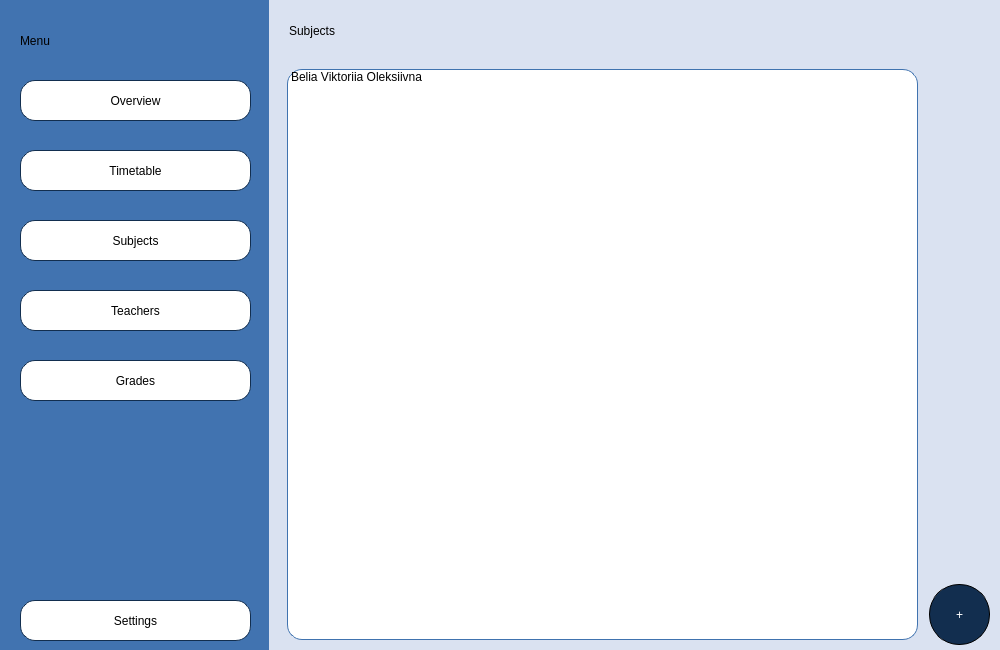
Above: Planner/subjectsmain.ui from BeliaViktoria/Planner before the change. Below: the same form after it.
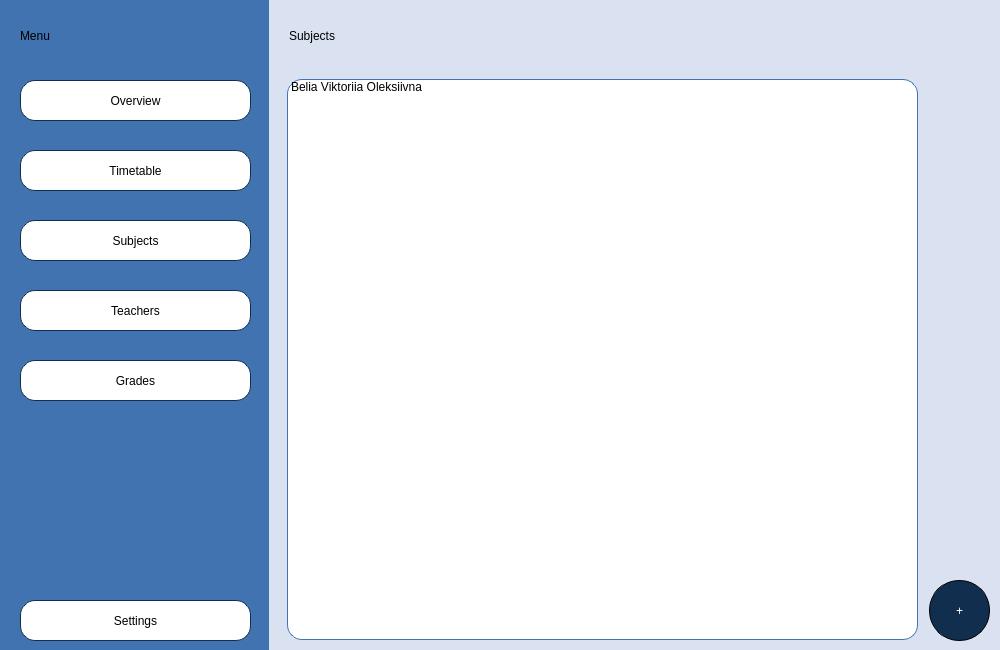
That is the form after the change.

Diff of the .ui file:
```diff
--- a/Planner/subjectsmain.ui
+++ b/Planner/subjectsmain.ui
@@ -36,9 +36,9 @@
     <property name="geometry">
      <rect>
       <x>20</x>
-      <y>20</y>
+      <y>10</y>
       <width>231</width>
-      <height>41</height>
+      <height>51</height>
      </rect>
     </property>
     <property name="styleSheet">
@@ -200,7 +200,7 @@
       <x>20</x>
       <y>10</y>
       <width>231</width>
-      <height>41</height>
+      <height>51</height>
      </rect>
     </property>
     <property name="styleSheet">
@@ -215,9 +215,9 @@
     <property name="geometry">
      <rect>
       <x>18</x>
-      <y>69</y>
+      <y>79</y>
       <width>631</width>
-      <height>571</height>
+      <height>561</height>
      </rect>
     </property>
     <property name="styleSheet">
@@ -239,7 +239,7 @@
     <property name="geometry">
      <rect>
       <x>660</x>
-      <y>584</y>
+      <y>580</y>
       <width>61</width>
       <height>61</height>
      </rect>
```
